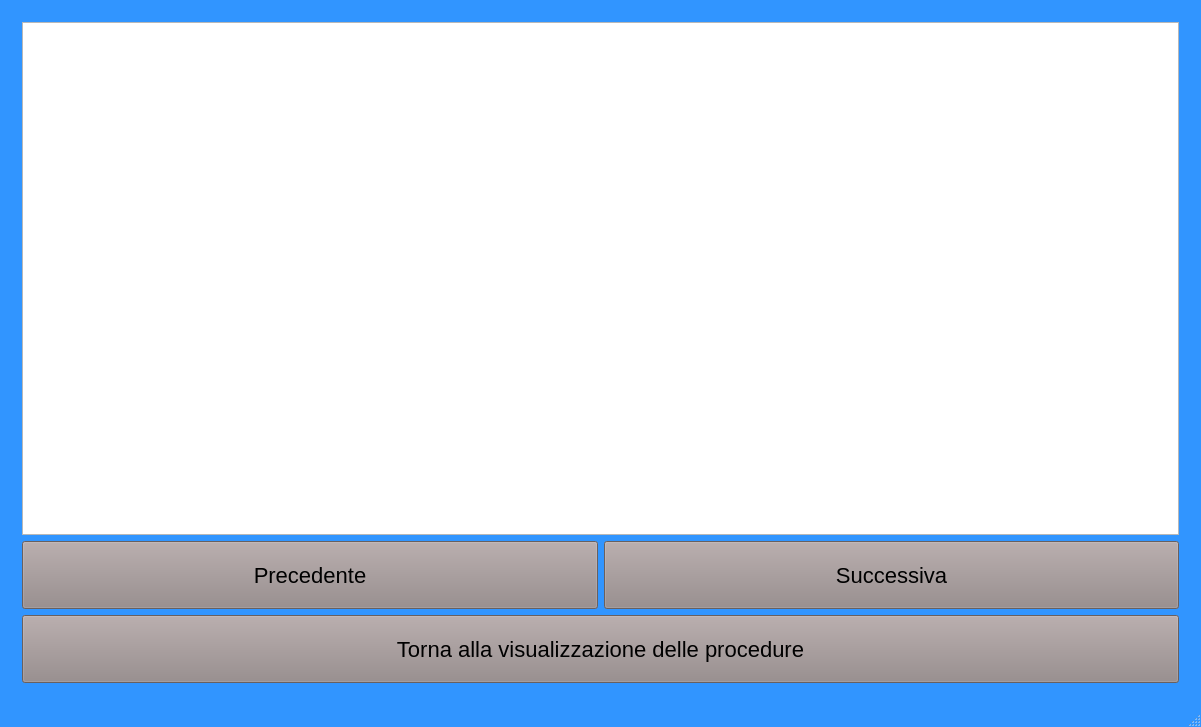
giuseppedifatta/sistemaTecnico, file mainwindowtecnico.ui: the form before one commit.
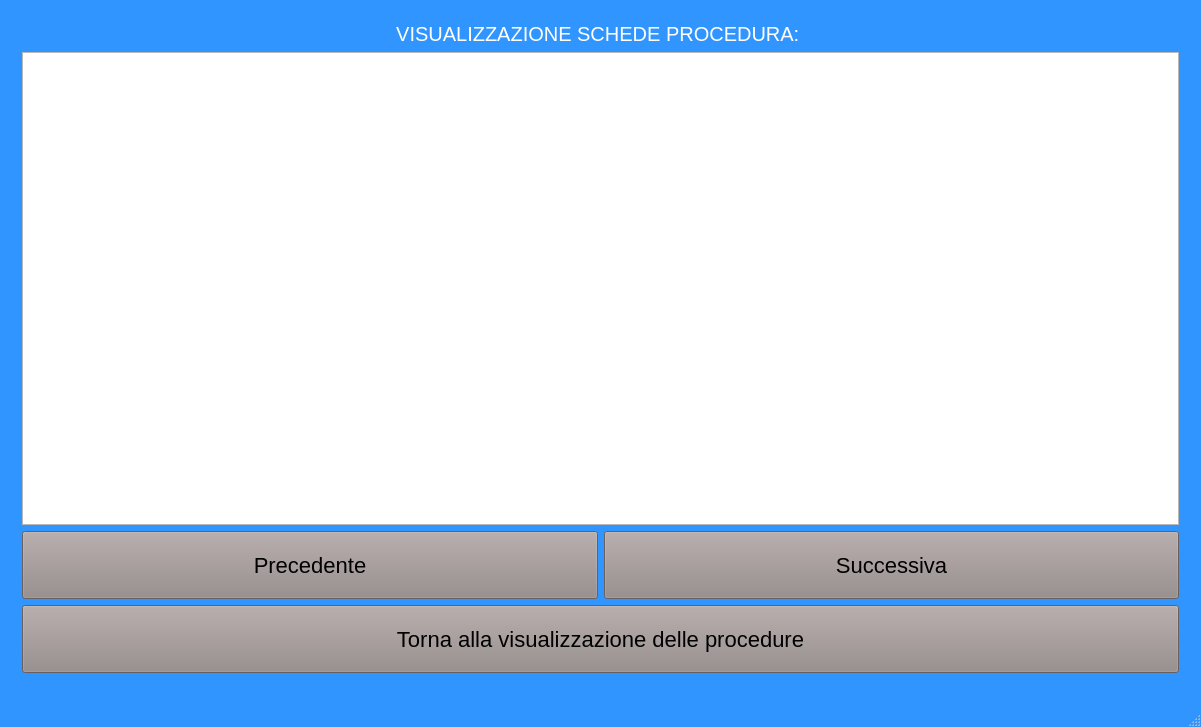
The form after the commit. The open tabs and pages were chosen to show the change.

Commit message: migliorata interfaccia visualizzazione procedure

```diff
--- a/mainwindowtecnico.ui
+++ b/mainwindowtecnico.ui
@@ -1386,13 +1386,18 @@
       <widget class="QWidget" name="visualizzazione_schede_page">
        <layout class="QVBoxLayout" name="verticalLayout_9">
         <item>
-         <layout class="QGridLayout" name="gridLayout_Liste">
-          <item row="1" column="0">
-           <widget class="QListWidget" name="listWidget_candidati"/>
+         <layout class="QGridLayout" name="gridLayout_6" rowstretch="0,1,0,0">
+          <property name="bottomMargin">
+           <number>10</number>
+          </property>
+          <item row="3" column="0">
+           <widget class="QPushButton" name="pushButton_backToProcedure">
+            <property name="text">
+             <string>Torna alla visualizzazione delle procedure</string>
+            </property>
+           </widget>
           </item>
-         </layout>
-        </item>
-        <item>
+          <item row="2" column="0">
          <layout class="QHBoxLayout" name="horizontalLayout_12">
           <item>
            <widget class="QPushButton" name="pushButton_precedente">
@@ -1410,12 +1415,20 @@
           </item>
          </layout>
         </item>
-        <item>
-         <widget class="QPushButton" name="pushButton_backToProcedure">
+          <item row="1" column="0">
+           <widget class="QListWidget" name="listWidget_candidati"/>
+          </item>
+          <item row="0" column="0">
+           <widget class="QLabel" name="label_2">
           <property name="text">
-           <string>Torna alla visualizzazione delle procedure</string>
-          </property>
-         </widget>
+             <string>VISUALIZZAZIONE SCHEDE PROCEDURA: </string>
+            </property>
+            <property name="alignment">
+             <set>Qt::AlignCenter</set>
+            </property>
+           </widget>
+          </item>
+         </layout>
         </item>
        </layout>
       </widget>
```
Left out of the diff: 2 changed lines with no effect on the pictures. Lines whose indentation alone changed are shown as unchanged.
